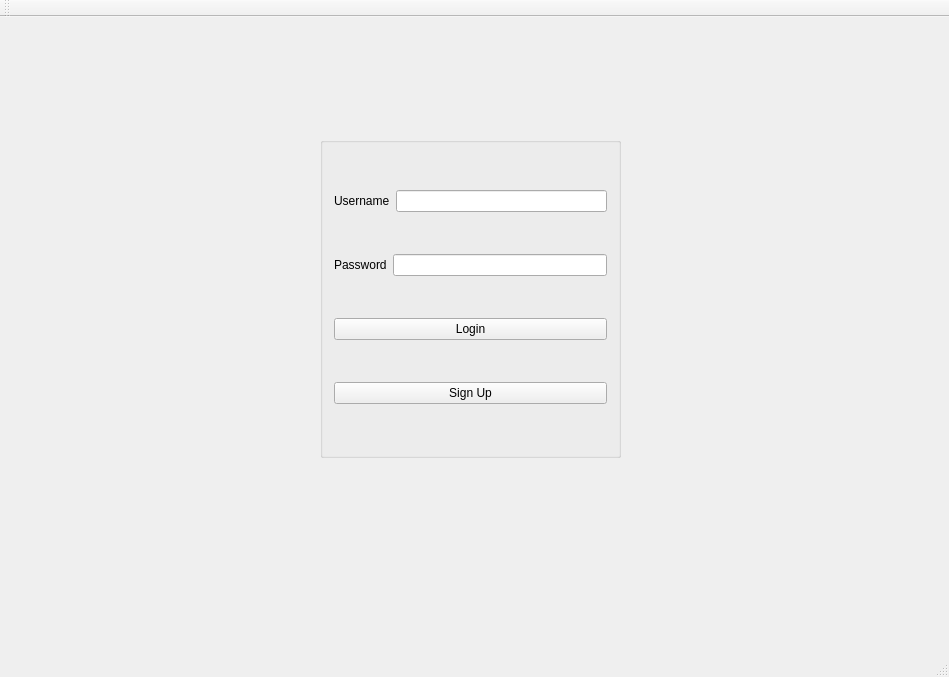
First picture: the form in APVQuiz/firstwindow.ui, repository prateekkumarweb/apvquiz-client, before the edit.
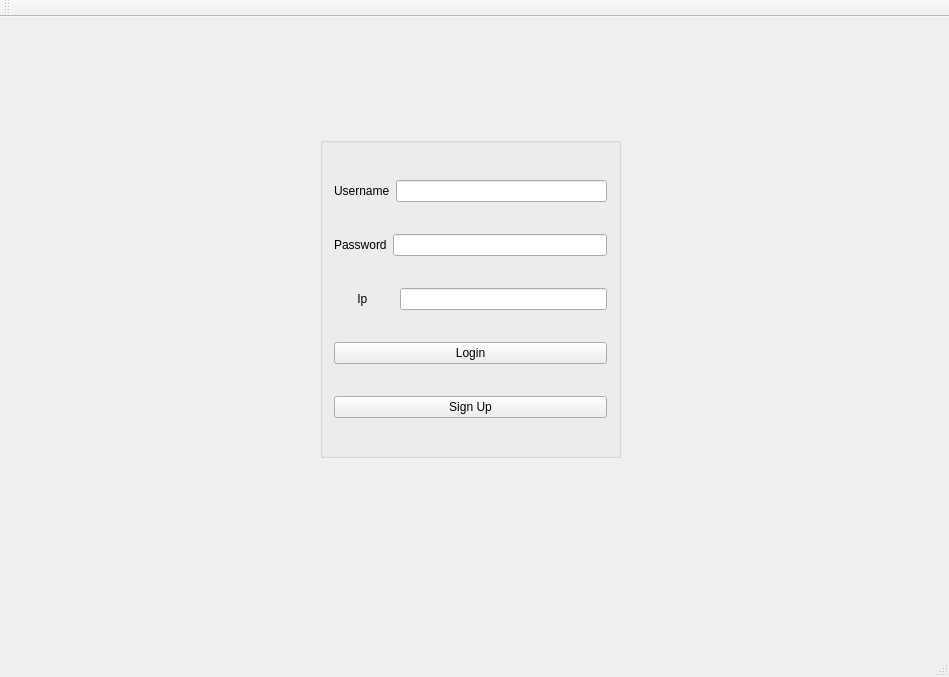
Second picture: the form after the edit.

Commit message: Added networking for firstwindow and signup in main project

Patch:
```diff
--- a/APVQuiz/firstwindow.ui
+++ b/APVQuiz/firstwindow.ui
@@ -65,6 +65,20 @@
        </item>
       </layout>
      </item>
+     <item>
+      <layout class="QHBoxLayout" name="horizontalLayout_3">
+       <item>
+        <widget class="QLabel" name="ipLabel">
+         <property name="text">
+          <string>       Ip        </string>
+         </property>
+        </widget>
+       </item>
+       <item>
+        <widget class="QLineEdit" name="iplineEdit"/>
+       </item>
+      </layout>
+     </item>
      <item>
       <widget class="QPushButton" name="loginPushButton">
        <property name="text">
```
The commit also changes 10 other files.
